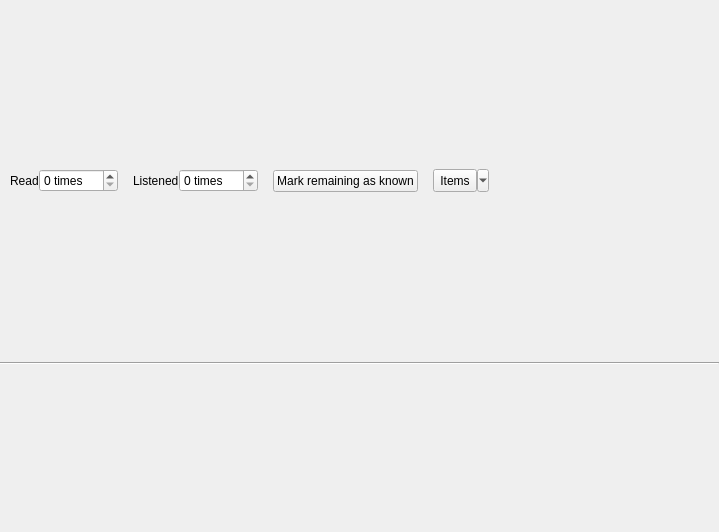
This is qtdesigner/reader.ui in t123/ReadingTool.Python as Qt 5 draws it before an edit. The edited form follows.
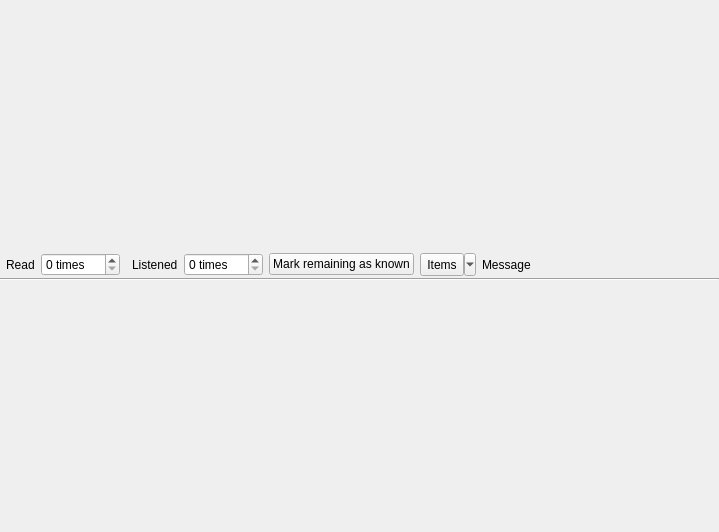
This is the edited form.

What changed in the file:
```diff
--- a/qtdesigner/reader.ui
+++ b/qtdesigner/reader.ui
@@ -30,39 +30,29 @@
     <number>0</number>
    </property>
    <item>
-    <layout class="QGridLayout" name="gridLayout" rowstretch="0" columnstretch="0,0,0,0,1" rowminimumheight="30">
-     <property name="leftMargin">
-      <number>10</number>
-     </property>
-     <property name="rightMargin">
-      <number>10</number>
-     </property>
-     <property name="horizontalSpacing">
-      <number>15</number>
-     </property>
-     <item row="0" column="3">
-      <widget class="QToolButton" name="tbItems">
-       <property name="minimumSize">
+    <widget class="QWidget" name="widgetMenu" native="true">
+     <property name="maximumSize">
         <size>
-         <width>0</width>
-         <height>23</height>
-        </size>
-       </property>
-       <property name="text">
-        <string>Items</string>
-       </property>
-       <property name="popupMode">
-        <enum>QToolButton::MenuButtonPopup</enum>
-       </property>
-       <property name="toolButtonStyle">
-        <enum>Qt::ToolButtonTextOnly</enum>
-       </property>
-       <property name="arrowType">
-        <enum>Qt::NoArrow</enum>
-       </property>
-      </widget>
-     </item>
-     <item row="0" column="0">
+       <width>16777215</width>
+       <height>30</height>
+      </size>
+     </property>
+     <layout class="QVBoxLayout" name="verticalLayout_2">
+      <property name="spacing">
+       <number>0</number>
+      </property>
+      <property name="margin">
+       <number>0</number>
+      </property>
+      <item>
+       <layout class="QHBoxLayout" name="horizontalLayout_3" stretch="0,0,0,0,1">
+        <property name="spacing">
+         <number>6</number>
+        </property>
+        <property name="leftMargin">
+         <number>6</number>
+        </property>
+        <item>
       <layout class="QHBoxLayout" name="horizontalLayout">
        <item>
         <widget class="QLabel" name="label">
@@ -83,11 +73,14 @@
        </item>
       </layout>
      </item>
-     <item row="0" column="1">
+        <item>
       <layout class="QHBoxLayout" name="horizontalLayout_2">
        <property name="sizeConstraint">
         <enum>QLayout::SetNoConstraint</enum>
        </property>
+          <property name="leftMargin">
+           <number>6</number>
+          </property>
        <item>
         <widget class="QLabel" name="label_2">
          <property name="text">
@@ -107,20 +100,45 @@
        </item>
       </layout>
      </item>
-     <item row="0" column="4" alignment="Qt::AlignVCenter">
-      <widget class="QLabel" name="lblMessage">
-       <property name="text">
-        <string/>
-       </property>
-      </widget>
-     </item>
-     <item row="0" column="2">
+        <item>
       <widget class="QPushButton" name="btnMarkKnown">
        <property name="text">
         <string>Mark remaining as known</string>
        </property>
       </widget>
      </item>
+        <item>
+         <widget class="QToolButton" name="tbItems">
+          <property name="minimumSize">
+           <size>
+            <width>0</width>
+            <height>23</height>
+           </size>
+          </property>
+          <property name="text">
+           <string>Items</string>
+          </property>
+          <property name="popupMode">
+           <enum>QToolButton::MenuButtonPopup</enum>
+          </property>
+          <property name="toolButtonStyle">
+           <enum>Qt::ToolButtonTextOnly</enum>
+          </property>
+          <property name="arrowType">
+           <enum>Qt::NoArrow</enum>
+          </property>
+         </widget>
+        </item>
+        <item>
+         <widget class="QLabel" name="lblMessage">
+          <property name="frameShape">
+           <enum>QFrame::NoFrame</enum>
+          </property>
+          <property name="text">
+           <string>Message</string>
+          </property>
+         </widget>
+        </item>
     </layout>
    </item>
    <item>
@@ -131,6 +149,9 @@
     </widget>
    </item>
   </layout>
+    </widget>
+   </item>
+  </layout>
   <zorder></zorder>
   <zorder>line</zorder>
  </widget>
```
Left out of the diff: 2 changed lines with no effect on the pictures. Lines whose indentation alone changed are shown as unchanged.
